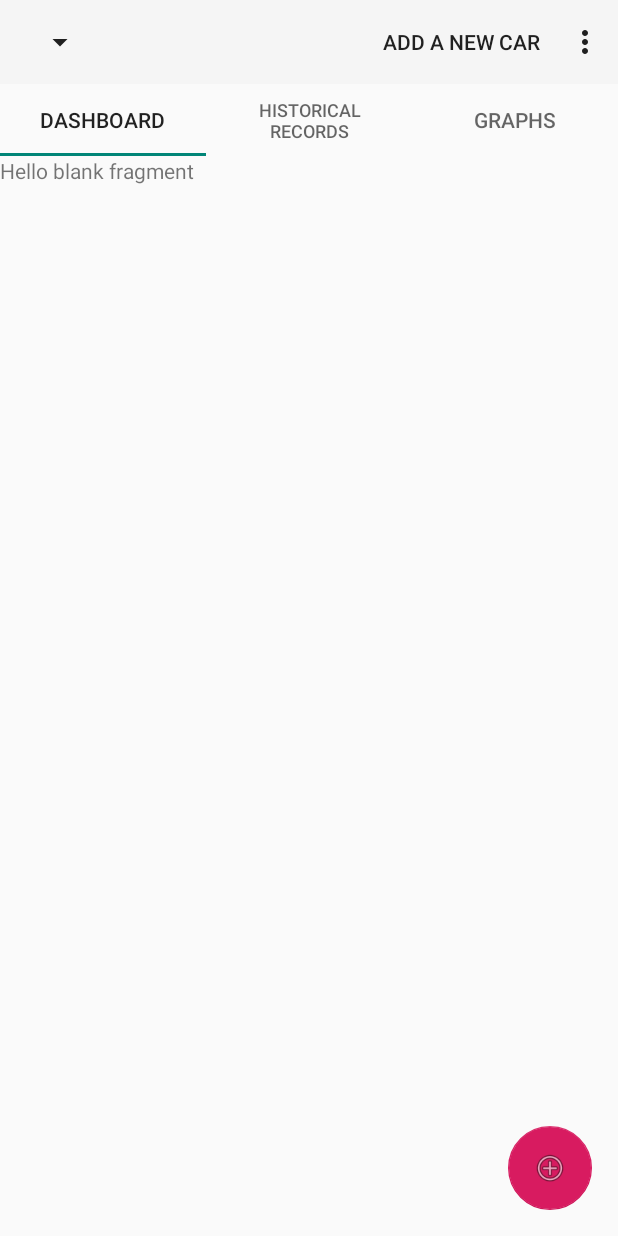
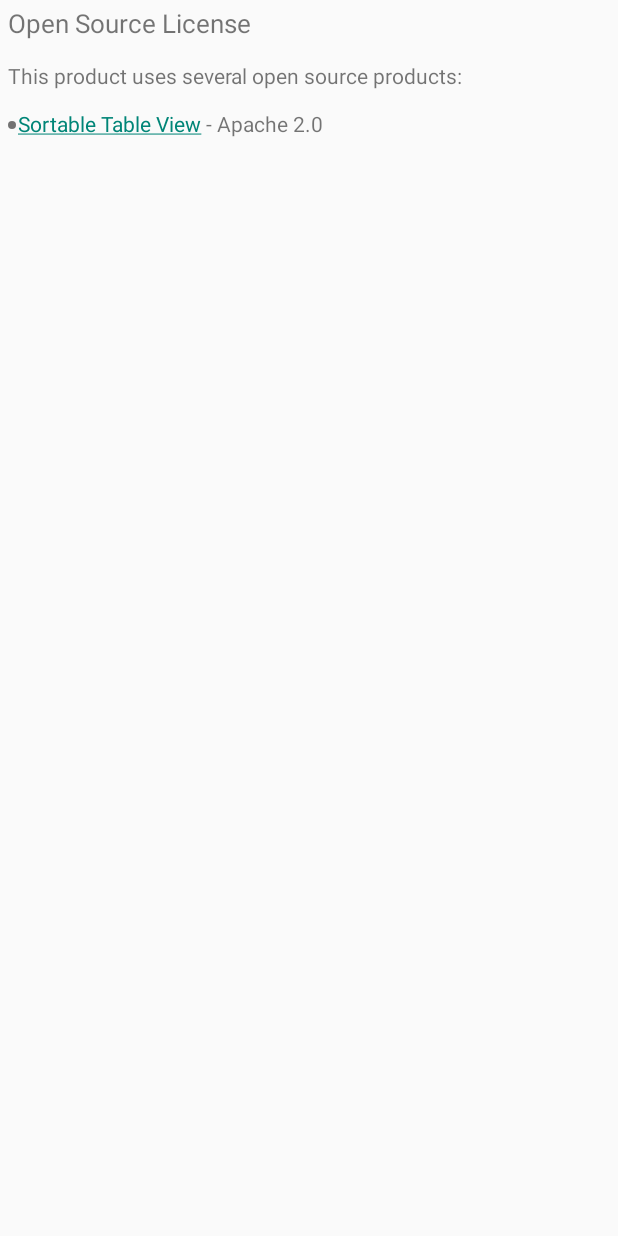
Before and after one commit to HSchmale16/MileagePerGallonApp, an Android app: the screen it shows after launch (MainActivity before the commit, OpenSourceLicensesActivity after it), in the options menu, after a tap on "Open Source Licenses", on a phone screen of 412 x 824 dp. Run offline under Robolectric (Android 15) with nearby library versions, the phone set to English and light mode, and no system bars; our stand-ins replace Room's generated code; libraries missing offline, so code that uses them is left out: de.codecrafters.tableview; plain views replace SortableTableView; 4 statements that could not run were skipped.

Commit message:
Many things.

```diff
--- a/app/src/main/AndroidManifest.xml
+++ b/app/src/main/AndroidManifest.xml
@@ -9,7 +9,8 @@
         android:roundIcon="@mipmap/ic_launcher_round"
         android:supportsRtl="true"
         android:theme="@style/Theme.AppCompat.Light.NoActionBar">
-        <activity android:name=".AddMileageEventActivity"></activity>
+        <activity android:name=".OpenSourceLicensesActivity"></activity>
+        <activity android:name=".AddMileageEventActivity" />
         <activity android:name=".AddCarActivity" />
         <activity android:name=".MainActivity">
             <intent-filter>
--- a/app/src/main/java/org/henryschmale/milespergallontracker/AddCarActivity.java
+++ b/app/src/main/java/org/henryschmale/milespergallontracker/AddCarActivity.java
@@ -11,6 +11,7 @@ import android.view.View;
 import android.widget.Button;
 import android.widget.EditText;
 import android.widget.Spinner;
+import android.widget.TextView;
 import android.widget.Toast;
 
 public class AddCarActivity extends AppCompatActivity {
--- a/app/src/main/java/org/henryschmale/milespergallontracker/CarDao.java
+++ b/app/src/main/java/org/henryschmale/milespergallontracker/CarDao.java
@@ -32,6 +32,9 @@ public abstract class CarDao {
     @Query("SELECT * FROM mileage_events WHERE car_id = :car_id ORDER BY `when` DESC")
     abstract LiveData<List<MileageEvent>> getMileages(int car_id);
 
+    @Query("SELECT * FROM car WHERE car_id = :car_id LIMIT 1")
+    abstract Car getSingleCar(long car_id);
+
     @Insert
     abstract void addCar(Car car);
 
--- a/app/src/main/java/org/henryschmale/milespergallontracker/CarDatabase.java
+++ b/app/src/main/java/org/henryschmale/milespergallontracker/CarDatabase.java
@@ -23,6 +23,7 @@ public abstract class CarDatabase extends RoomDatabase {
                 if (INSTANCE == null) {
                     INSTANCE = Room.databaseBuilder(
                             context.getApplicationContext(), CarDatabase.class, "car_database.sqlite")
+                            .allowMainThreadQueries()
                                     .build();
                 }
             }
--- a/app/src/main/java/org/henryschmale/milespergallontracker/HistoryTableFragment.java
+++ b/app/src/main/java/org/henryschmale/milespergallontracker/HistoryTableFragment.java
@@ -54,8 +54,8 @@ public class HistoryTableFragment extends Fragment {
         SharedMpgViewModel viewModel = ViewModelProviders.of(getActivity()).get(SharedMpgViewModel.class);
 
         final String[] HEADERS = {"Date", "Mileage", "Per Gallon", "Gallons"};
-        view.setHeaderAdapter(
-                new SimpleTableHeaderAdapter(HistoryTableFragment.this.getActivity(), HEADERS));
+        SimpleTableHeaderAdapter adapter = new SimpleTableHeaderAdapter(HistoryTableFragment.this.getActivity(), HEADERS);
+        view.setHeaderAdapter(adapter);
 
         view.setEmptyDataIndicatorView(emptyDataIndicator);
 
--- a/app/src/main/java/org/henryschmale/milespergallontracker/MainActivity.java
+++ b/app/src/main/java/org/henryschmale/milespergallontracker/MainActivity.java
@@ -15,7 +15,6 @@ import android.widget.Toast;
 import androidx.appcompat.app.AppCompatActivity;
 import androidx.appcompat.widget.Toolbar;
 import androidx.lifecycle.Observer;
-import androidx.lifecycle.ViewModelProvider;
 import androidx.lifecycle.ViewModelProviders;
 import androidx.viewpager.widget.ViewPager;
 
@@ -24,7 +23,6 @@ import com.google.android.material.tabs.TabLayout;
 
 import java.util.List;
 
-import de.codecrafters.tableview.TableView;
 
 public class MainActivity extends AppCompatActivity
         implements AdapterView.OnItemSelectedListener  {
@@ -96,6 +94,8 @@ public class MainActivity extends AppCompatActivity
             @Override
             public void onClick(View v) {
                 Intent i = new Intent(MainActivity.this, AddMileageEventActivity.class);
+                Car c = (Car)carSpinner.getSelectedItem();
+                i.putExtra("car_id", c.id);
                 startActivityForResult(i, ADD_MILEAGE_EVENT_RQUEST_CODE);
             }
         });
@@ -129,18 +129,21 @@ public class MainActivity extends AppCompatActivity
 
     @Override
     public boolean onOptionsItemSelected(MenuItem item) {
+        Intent i;
         switch (item.getItemId()) {
             case R.id.action_settings:
                 // User chose the "Settings" item, show the app settings UI...
                 return true;
 
             case R.id.action_add_car:
-                Intent i = new Intent(this, AddCarActivity.class);
+                i = new Intent(this, AddCarActivity.class);
                 startActivityForResult(i, ADD_CAR_REQUEST_CODE);
                 return true;
             case R.id.action_donate:
                 break;
             case R.id.action_open_source_licenses:
+                i = new Intent(this, OpenSourceLicensesActivity.class);
+                startActivity(i);
                 break;
             default:
                 // If we got here, the user's action was not recognized.
@@ -152,22 +155,6 @@ public class MainActivity extends AppCompatActivity
 
     @Override
     public void onItemSelected(AdapterView<?> parent, View view, int position, long id) {
-
-        /*
-        final TableView<MileageEvent> tableView = findViewById(R.id.sort_table);
-        repository.getMileageEvents((Car)carSpinner.getItemAtPosition(position)).observe(this,
-                new Observer<List<MileageEvent>>() {
-            @Override
-            public void onChanged(List<MileageEvent> mileageEvents) {
-                tableView.setDataAdapter(new MileageEventTableAdapter(MainActivity.this, mileageEvents));
-            }
-        });
-
-        final String[] HEADERS = {"Date", "Mileage", "Per Gallon", "Gallons"};
-        tableView.setHeaderAdapter(new SimpleTableHeaderAdapter(MainActivity.this, HEADERS));
-
-        //*/
-
         Car selected = (Car) carSpinner.getSelectedItem();
         Log.d(TAG, "The selected car is " + selected.toString());
         viewModel.setSelectedCar(selected);
@@ -210,7 +197,6 @@ public class MainActivity extends AppCompatActivity
                     } else {
                         Log.e(TAG, "Returned bundle was null");
                     }
-
                 } else {
                     Toast.makeText(this, R.string.no_mileage_added, Toast.LENGTH_LONG).show();
                 }
--- a/app/src/main/java/org/henryschmale/milespergallontracker/MileageEventTableAdapter.java
+++ b/app/src/main/java/org/henryschmale/milespergallontracker/MileageEventTableAdapter.java
@@ -47,7 +47,7 @@ public class MileageEventTableAdapter extends TableDataAdapter<MileageEvent> {
 
     private TextView renderMileage(long m) {
         TextView v = new TextView(getContext());
-        v.setText(String.format(Locale.US, "%d", m));
+        v.setText(String.format(Locale.US, "%,d", m));
         v.setTextAlignment(View.TEXT_ALIGNMENT_TEXT_END);
         return v;
     }
--- /dev/null
+++ b/app/src/main/java/org/henryschmale/milespergallontracker/OpenSourceLicensesActivity.java
@@ -0,0 +1,21 @@
+package org.henryschmale.milespergallontracker;
+
+import androidx.appcompat.app.AppCompatActivity;
+
+import android.os.Bundle;
+import android.text.Html;
+import android.text.method.LinkMovementMethod;
+import android.widget.TextView;
+
+public class OpenSourceLicensesActivity extends AppCompatActivity {
+
+    @Override
+    protected void onCreate(Bundle savedInstanceState) {
+        super.onCreate(savedInstanceState);
+        setContentView(R.layout.activity_open_source_licenses);
+
+        TextView v = findViewById(R.id.open_source_content);
+        v.setText(Html.fromHtml(getString(R.string.open_source_licenses)));
+        v.setMovementMethod(LinkMovementMethod.getInstance());
+    }
+}
--- a/app/src/main/res/layout/activity_add_car.xml
+++ b/app/src/main/res/layout/activity_add_car.xml
@@ -58,7 +58,6 @@
         android:layout_height="wrap_content"
         android:layout_marginTop="8dp"
         android:ems="10"
-        android:digits="true"
         android:hint="@string/ph_in_year"
         android:inputType="number"
         app:layout_constraintTop_toBottomOf="@+id/trim"
--- /dev/null
+++ b/app/src/main/res/layout/activity_open_source_licenses.xml
@@ -0,0 +1,17 @@
+<?xml version="1.0" encoding="utf-8"?>
+<ScrollView xmlns:android="http://schemas.android.com/apk/res/android"
+    xmlns:app="http://schemas.android.com/apk/res-auto"
+    xmlns:tools="http://schemas.android.com/tools"
+    android:layout_width="match_parent"
+    android:layout_height="match_parent"
+    style="@style/open_source_activity"
+    tools:context=".OpenSourceLicensesActivity">
+
+
+    <TextView
+        android:id="@+id/open_source_content"
+        android:layout_width="match_parent"
+        android:layout_height="wrap_content"
+        android:singleLine="false" />
+
+</ScrollView>
--- a/app/src/main/res/values/colors.xml
+++ b/app/src/main/res/values/colors.xml
@@ -1,6 +1,4 @@
 <?xml version="1.0" encoding="utf-8"?>
 <resources>
-    <color name="colorPrimary">#008577</color>
-    <color name="colorPrimaryDark">#00574B</color>
     <color name="colorAccent">#D81B60</color>
 </resources>
--- a/app/src/main/res/values/strings.xml
+++ b/app/src/main/res/values/strings.xml
@@ -8,7 +8,6 @@
 
     <!-- Others -->
     <string name="action_add_car">Add A New Car</string>
-    <string name="afirm_new_car">Add New Car</string>
     <string name="cancel">Cancel</string>
     <string name="instruct_dialog_add_new_car">This dialog helps you add a new car.</string>
 
@@ -19,17 +18,17 @@
     <!-- Labels -->
     <string name="lbl_price_per_gallon">Price Per Gallon</string>
     <string name="lbl_gallons_taken">Gallons of Gas Taken</string>
+    <string name="lbl_current_mileage_last">Current Mileage\n(Last: %,.2f)</string>
     <string name="lbl_current_mileage">Current Mileage</string>
 
+
     <!-- Placeholder Texts For Input Elements-->
-    <string name="ph_in_make">Make (Required)</string>
     <string name="ph_in_model">Model (Required)</string>
     <string name="ph_in_trim">Trim (Optional)</string>
     <string name="ph_in_year">Year (Optional)</string>
     <string name="ph_in_nickname">Nickname (Optional)</string>
 
     <!-- Error messages -->
-    <string name="err_incomplete_car">Car is Incomplete. Will not be added.</string>
     <string name="err_no_mileage">Please fill out the mileage field</string>
     <string name="err_no_ppg">Please fill out price per gallon</string>
     <string name="err_no_gallons">Please fill out the gallons field</string>
@@ -39,6 +38,19 @@
     <string name="no_mileage_added">No Mileage Event Added</string>
     <string name="no_data_history_table">There is no data in the history table</string>
 
-    <!-- TODO: Remove or change this placeholder text -->
-    <string name="hello_blank_fragment">Hello blank fragment</string>
+
+    <string name="hello_blank_fragment">No Data in fragment yet</string>
+
+
+    <!-- Open Source Licenses -->
+    <string name="open_source_licenses"><![CDATA[
+        <big>Open Source License</big><br/>
+
+        <p>This product uses several open source products:</p>
+
+        <ul>
+            <li><a href="https://github.com/ISchwarz23/SortableTableView">Sortable Table View</a> - Apache 2.0</li>
+        </ul>
+    ]]>
+    </string>
 </resources>
--- a/app/src/main/res/values/styles.xml
+++ b/app/src/main/res/values/styles.xml
@@ -1,17 +1,11 @@
 <resources>
 
     <!-- Base application theme. -->
-    <style name="AppTheme" parent="Theme.AppCompat.Light.DarkActionBar">
-        <!-- Customize your theme here. -->
-        <item name="colorPrimary">@color/colorPrimary</item>
-        <item name="colorPrimaryDark">@color/colorPrimaryDark</item>
-        <item name="colorAccent">@color/colorAccent</item>
-    </style>
 
     <!-- Base application theme. -->
-    <style name="AppDialogTheme" parent="Theme.AppCompat.Light.Dialog">
-        <!-- Customize your theme here. -->
-        <item name="windowActionBar">false</item>
-        <item name="android:windowNoTitle">true</item>
+    <style name="open_source_activity">
+        <item name="android:layout_marginLeft">5dp</item>
+        <item name="android:layout_marginRight">5dp</item>
+        <item name="android:layout_marginTop">3dp</item>
     </style>
 </resources>
```
Also changed, not shown: app/src/main/java/org/henryschmale/milespergallontracker/AddMileageEventActivity.java (+21 -0 lines), app/src/main/java/org/henryschmale/milespergallontracker/CarRepository.java (+9 -0 lines), app/src/main/res/layout/dialog_add_mileage_event.xml (deleted, +0 -75 lines), 1 other file.
